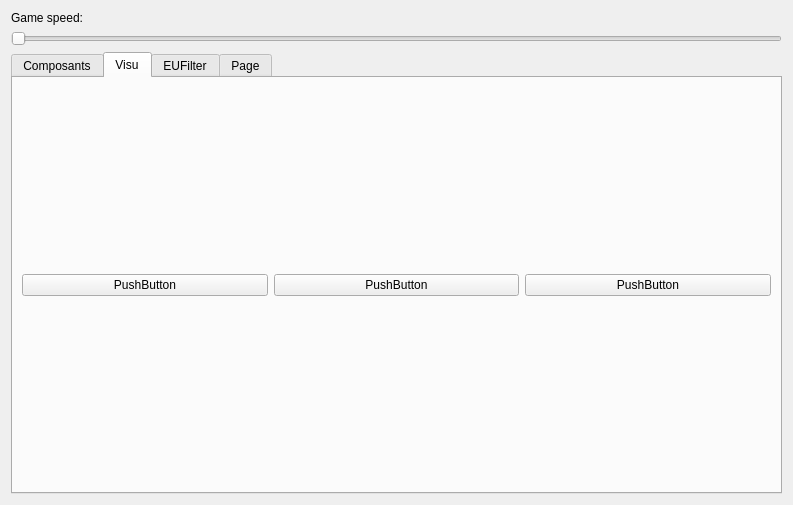
This is src/AI-Monitor/menuwidget.ui in syhw/BroodwarBotQ as Qt 5 draws it before an edit. The edited form follows.
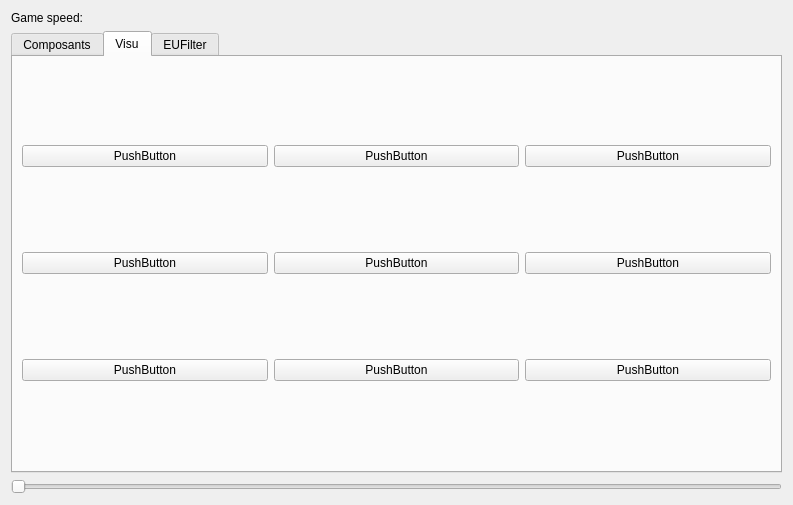
This is the edited form. The open tabs and pages were chosen to show the change.

Patch:
```diff
--- a/src/AI-Monitor/menuwidget.ui
+++ b/src/AI-Monitor/menuwidget.ui
@@ -21,13 +21,6 @@
      </property>
     </widget>
    </item>
-   <item>
-    <widget class="QSlider" name="hSlider_gameSpeed">
-     <property name="orientation">
-      <enum>Qt::Horizontal</enum>
-     </property>
-    </widget>
-   </item>
    <item>
     <widget class="QTabWidget" name="tabWidget">
      <property name="currentIndex">
@@ -47,28 +40,70 @@
       <attribute name="title">
        <string>Visu</string>
       </attribute>
-      <layout class="QHBoxLayout" name="horizontalLayout">
-       <item>
+      <layout class="QGridLayout" name="gridLayout">
+       <item row="2" column="1">
         <widget class="QPushButton" name="pushButton_2">
          <property name="text">
           <string>PushButton</string>
          </property>
         </widget>
        </item>
-       <item>
-        <widget class="QPushButton" name="pushButton">
-         <property name="text">
-          <string>PushButton</string>
-         </property>
-        </widget>
-       </item>
-       <item>
+       <item row="2" column="2">
         <widget class="QPushButton" name="pushButton_3">
          <property name="text">
           <string>PushButton</string>
          </property>
         </widget>
        </item>
+       <item row="1" column="1">
+        <widget class="QPushButton" name="pushButton">
+         <property name="text">
+          <string>PushButton</string>
+         </property>
+        </widget>
+       </item>
+       <item row="1" column="2">
+        <widget class="QPushButton" name="pushButton_4">
+         <property name="text">
+          <string>PushButton</string>
+         </property>
+        </widget>
+       </item>
+       <item row="1" column="0">
+        <widget class="QPushButton" name="pushButton_5">
+         <property name="text">
+          <string>PushButton</string>
+         </property>
+        </widget>
+       </item>
+       <item row="2" column="0">
+        <widget class="QPushButton" name="pushButton_6">
+         <property name="text">
+          <string>PushButton</string>
+         </property>
+        </widget>
+       </item>
+       <item row="0" column="0">
+        <widget class="QPushButton" name="pushButton_7">
+         <property name="text">
+          <string>PushButton</string>
+         </property>
+        </widget>
+       </item>
+       <item row="0" column="1">
+        <widget class="QPushButton" name="pushButton_8">
+         <property name="text">
+          <string>PushButton</string>
+         </property>
+        </widget>
+       </item>
+       <item row="0" column="2">
+        <widget class="QPushButton" name="pushButton_9">
+         <property name="text">
+          <string>PushButton</string>
+         </property>
+        </widget>
+       </item>
       </layout>
      </widget>
      <widget class="QWidget" name="tab_EUFilter">
@@ -148,22 +183,13 @@
        </item>
       </layout>
      </widget>
-     <widget class="QWidget" name="tab_3">
-      <attribute name="title">
-       <string>Page</string>
-      </attribute>
-      <layout class="QVBoxLayout" name="verticalLayout_3">
-       <item>
-        <widget class="QTreeWidget" name="treeWidget">
-         <column>
-          <property name="text">
-           <string notr="true">1</string>
-          </property>
-         </column>
-        </widget>
-       </item>
-      </layout>
-     </widget>
+    </widget>
+   </item>
+   <item>
+    <widget class="QSlider" name="hSlider_gameSpeed">
+     <property name="orientation">
+      <enum>Qt::Horizontal</enum>
+     </property>
     </widget>
    </item>
   </layout>
```
Left out of the diff: 22 changed lines with no effect on the pictures.
